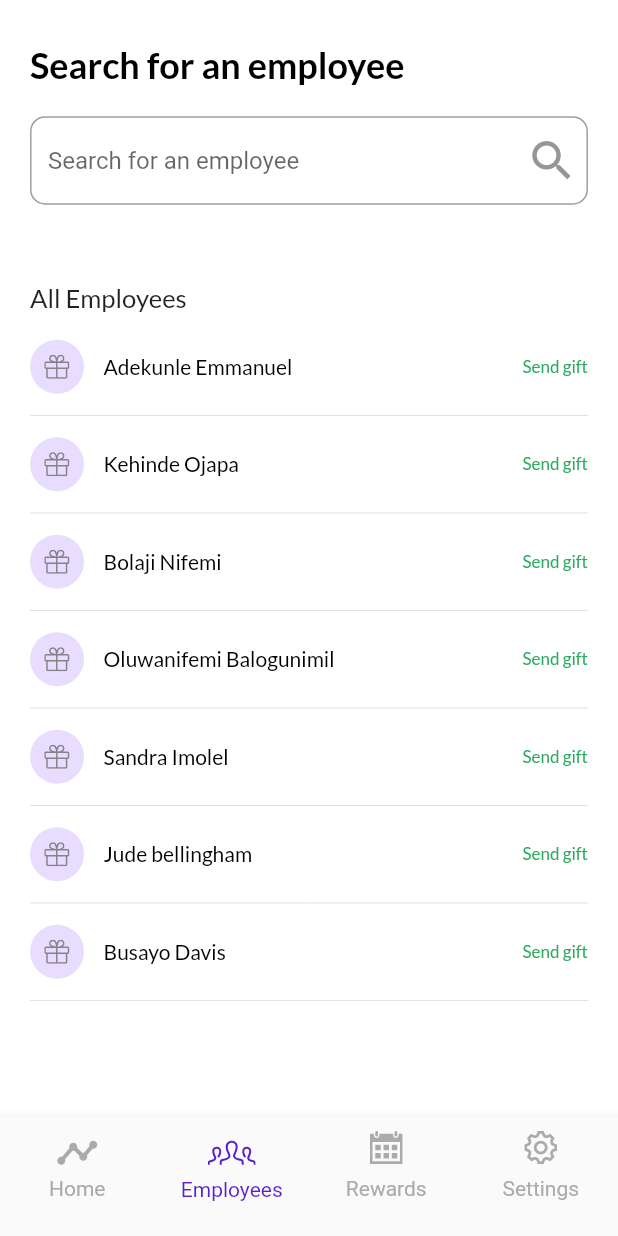
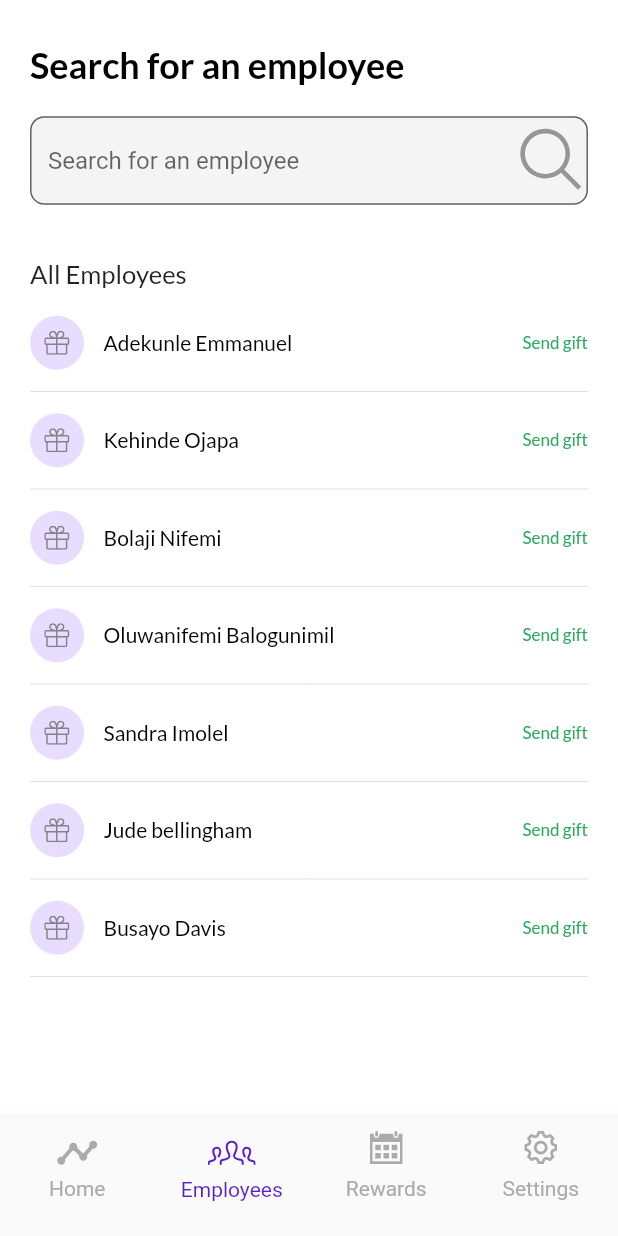
Before and after one commit to hngx-org/Jaguars-food-mobile, a Flutter app: the NavigationScreen screen opened by its route, item 2 of the bottom bar chosen, on a phone screen of 412 x 824 dp. Run offline on Flutter 3.47's test engine with Material 2 defaults, Android fonts, the phone set to English and light mode, and no system bars; our stand-ins replace email_validator, flutter_screenutil, flutter_svg, go_router, google_fonts; network calls fail.

Commit message:
adjusted the employee screen UI

```diff
--- a/lib/3_presentation/onboarding/screens/login_screen.dart
+++ b/lib/3_presentation/onboarding/screens/login_screen.dart
@@ -156,7 +156,11 @@ class _LoginScreenState extends State<LoginScreen> {
                           'Ok',
                         );
                       } else {
-                        routerConfig.push(RoutesPath.navScreen, extra: {
+                        while (routerConfig.canPop()) {
+                          routerConfig.pop();
+                        }
+                        routerConfig
+                            .pushReplacement(RoutesPath.navScreen, extra: {
                           "token": loginResponse['token'],
                           "id": 0,
                         });
--- a/lib/3_presentation/screens/employee_screen/employee_screen.dart
+++ b/lib/3_presentation/screens/employee_screen/employee_screen.dart
@@ -1,4 +1,5 @@
 import 'package:flutter/material.dart';
+import 'package:flutter/services.dart';
 import 'package:flutter_screenutil/flutter_screenutil.dart';
 import 'package:flutter_svg/flutter_svg.dart';
 import 'package:go_router/go_router.dart';
@@ -29,13 +30,47 @@ class _EmployeeScreenState extends State<EmployeeScreen> {
                 const Text(
                   "Search for an employee",
                   style: TextStyle(
-                      fontSize: 24,
-                      fontFamily: 'Lato',
-                      color: AppColor.black,
-                      fontWeight: FontWeight.bold),
+                    fontSize: 24,
+                    fontFamily: 'Lato',
+                    color: AppColor.black,
+                    fontWeight: FontWeight.w600,
+                  ),
                 ),
                 const SizedBox(height: 20),
-                const MySearchWidget(),
+                TextField(
+                  onChanged: (value) {
+                    setState(() {});
+                  },
+                  onTapOutside: (event) {
+                    SystemChannels.textInput.invokeMethod('TextInput.hide');
+                  },
+                  decoration: InputDecoration(
+                    focusedBorder: OutlineInputBorder(
+                        borderRadius: BorderRadius.circular(10.r),
+                        borderSide: const BorderSide(
+                          color: AppColor.appBrandColor,
+                          width: 1,
+                        )),
+                    filled: true,
+                    fillColor: const Color(0xFFF4F4F4),
+                    hintText: 'Search for an employee',
+                    suffixIcon: SizedBox(
+                      width: 15.w,
+                      height: 15.h,
+                      child: SvgPicture.asset(
+                        Assets.searchPath,
+                        fit: BoxFit.cover,
+                      ),
+                    ),
+                    border: OutlineInputBorder(
+                      borderRadius: BorderRadius.circular(10.r),
+                      borderSide: BorderSide(
+                        width: 5,
+                        color: Color(0xFFF4F4F4).withOpacity(.1),
+                      ),
+                    ),
+                  ),
+                ),
                 const SizedBox(height: 36),
                 Text(
                   "All Employees",
@@ -98,34 +133,6 @@ class _MySearchWidgetState extends State<MySearchWidget> {
 
     return Column(
       children: [
-        TextField(
-          onChanged: (value) {
-            setState(() {
-              _searchText = value;
-            });
-          },
-          decoration: InputDecoration(
-            focusedBorder: OutlineInputBorder(
-                borderRadius: BorderRadius.circular(10),
-                borderSide: const BorderSide(
-                  color: AppColor.appBrandColor,
-                  width: 1,
-                )),
-            fillColor: AppColor.textfieldColor1,
-            hintText: 'Search for an employee',
-            suffixIcon: const Icon(
-              Icons.search,
-              size: 35,
-              color: AppColor.brand1,
-            ),
-            // SvgPicture.asset(
-            //   Assets.searchPath,
-            // ),
-            border: OutlineInputBorder(
-              borderRadius: BorderRadius.circular(10),
-            ),
-          ),
-        ),
         const SizedBox(height: 16.0),
         ListView.builder(
           shrinkWrap: true,
--- a/lib/3_presentation/screens/nav_screen/nav_screen.dart
+++ b/lib/3_presentation/screens/nav_screen/nav_screen.dart
@@ -29,7 +29,13 @@ class _NavigationScreenState extends State<NavigationScreen> {
   @override
   void initState() {
     super.initState();
+    Future.delayed(
+        const Duration(
+          milliseconds: 1500,
+        ), () async {
       _loadUser();
+    });
+
     _selectedIndex = widget.initialIndex;
     _tabScreens = [
       HomeScreen(
@@ -44,14 +50,18 @@ class _NavigationScreenState extends State<NavigationScreen> {
   }
 
 // load user details
-  _loadUser() async {
-    await Future.delayed(
-        const Duration(
-          milliseconds: 1500,
-        ), () async {
+  Future<void> _loadUser() async {
+    if (_selectedIndex == 0) {
       CustomDialog().showLoadDialog(context);
+    }
     final response = await Auth.loadUser(widget.token!);
+    if (_selectedIndex == 0) {
+      if (routerConfig.canPop()) {
         routerConfig.pop();
+      }
+    }
+
+    print(response);
     if (response.toString().contains('error')) {
       _showDialog(
         'error',
@@ -74,7 +84,6 @@ class _NavigationScreenState extends State<NavigationScreen> {
         ];
       });
     }
-    });
   }
 
   // Function to handle tab selection
@@ -102,7 +111,10 @@ class _NavigationScreenState extends State<NavigationScreen> {
   @override
   Widget build(BuildContext context) {
     return Scaffold(
-      body: _tabScreens[_selectedIndex],
+      body: RefreshIndicator(
+        onRefresh: _loadUser,
+        child: _tabScreens[_selectedIndex],
+      ),
       bottomNavigationBar: BottomNavigationBar(
         currentIndex: _selectedIndex,
         type: BottomNavigationBarType.fixed,
--- a/lib/common/constants/custom_error_dialog.dart
+++ b/lib/common/constants/custom_error_dialog.dart
@@ -110,13 +110,16 @@ class CustomDialog {
   }
 
   showLoadDialog(BuildContext context) {
-    final alert = Center(
+    final alert = WillPopScope(
+      onWillPop: () => Future(() => false),
+      child: Center(
         child: SizedBox(
           width: 25.w,
           height: 25.h,
           child: const CircularProgressIndicator(
             color: AppColor.appBrandColor,
             strokeWidth: 2,
+          ),
         ),
       ),
     );
--- a/lib/common/constants/reusables/textfield.dart
+++ b/lib/common/constants/reusables/textfield.dart
@@ -17,6 +17,7 @@ class CustomTextField extends StatelessWidget {
   final Widget? suffixIcon;
   final TextInputAction? textInputAction;
   final Widget? suffix;
+  final Color? fillColor;
 
   const CustomTextField({
     super.key,
@@ -32,6 +33,7 @@ class CustomTextField extends StatelessWidget {
     this.prefix,
     this.textInputAction,
     this.suffix,
+    this.fillColor,
   });
 
   @override
@@ -60,6 +62,7 @@ class CustomTextField extends StatelessWidget {
           textInputAction: textInputAction,
           cursorColor: AppColor.appBrandColor,
           decoration: InputDecoration(
+              fillColor: fillColor,
               suffix: suffix,
               prefixIcon: prefix,
               suffixIcon: suffixIcon,
```
Also changed, not shown: lib/3_presentation/screens/home/home_screen.dart (+8 -14 lines). Lines whose indentation alone changed are shown as unchanged.
